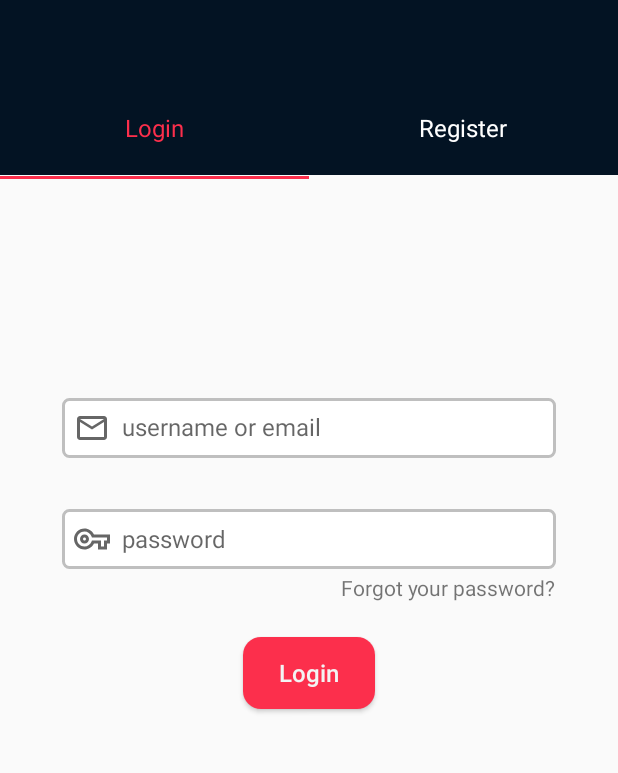
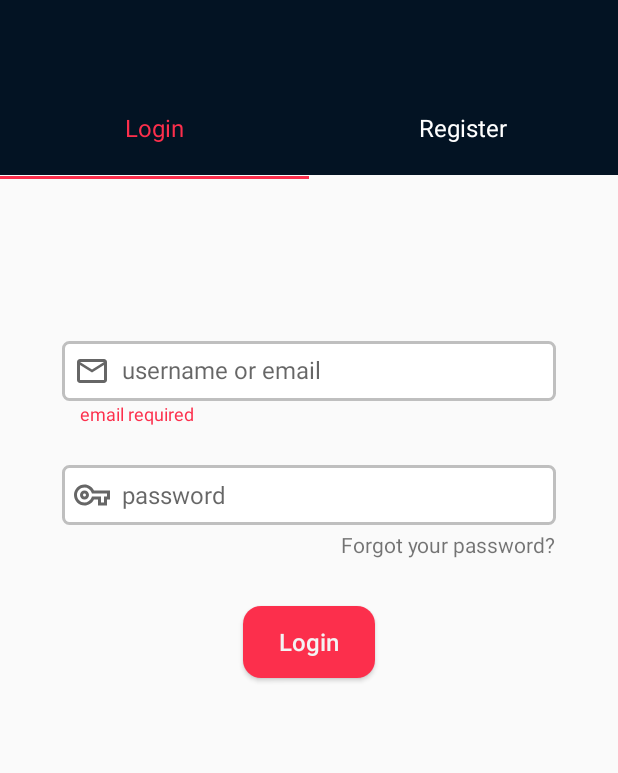
Before and after one commit to mrintro/Ecothon-Imposters, an Android app: the screen it shows after launch (AuthActivity), after a tap on "Login", on a phone screen of 412 x 824 dp, the part 134-907 px from its top. Run offline under Robolectric (Android 15) with nearby library versions, the phone set to English and light mode, and no system bars.

Commit message:
commit of the day

```diff
--- a/app/src/main/java/com/example/ecothon/ui/auth/LoginFragment.kt
+++ b/app/src/main/java/com/example/ecothon/ui/auth/LoginFragment.kt
@@ -7,6 +7,7 @@ import android.view.View
 import android.view.ViewGroup
 import android.view.ViewTreeObserver
 import androidx.lifecycle.Observer
+import com.example.ecothon.R
 import com.example.ecothon.Utility
 import com.example.ecothon.databinding.FragmentLoginBinding
 import com.example.ecothon.network.AuthApi
@@ -15,10 +16,8 @@ import com.example.ecothon.network.Resource
 import com.example.ecothon.repository.AuthRepository
 import com.example.ecothon.ui.base.BaseFragment
 
+//commenting for commit
 class LoginFragment : BaseFragment<AuthViewModel, FragmentLoginBinding, AuthRepository>() {
-
-
-
 
     override fun onActivityCreated(savedInstanceState: Bundle?) {
         super.onActivityCreated(savedInstanceState)
@@ -29,18 +28,36 @@ class LoginFragment : BaseFragment<AuthViewModel, FragmentLoginBinding, AuthRepo
                     Log.d("Login",it.value.toString())
                 }
                 is Resource.Failure -> {
-                    Log.d("Login", "Failure")
+                    it.errorBody?.let { it1 -> Log.d("Login", it1.string()) }
                 }
             }
         })
 
         binding.loginButton.setOnClickListener {
-            val email = binding.usernameOrEmailEditText.text.toString().trim()
+            resetVisibility()
+            val emailOrUsername = binding.usernameOrEmailEditText.text.toString().trim()
             val password = binding.passwordEditText.text.toString().trim()
-
-            viewModel.login(email, password)
+            when {
+                emailOrUsername=="" -> {
+                    Log.d("email",getString(R.string.email_required))
+                    binding.emailOrUsernameError.text =getString(R.string.email_required)
+                    binding.emailOrUsernameError.visibility = View.VISIBLE
+                }
+                password=="" -> {
+                    binding.passwordError.text = getString(R.string.password_required)
+                    binding.passwordError.visibility = View.VISIBLE
+                }
+                else -> {
+                    viewModel.login(emailOrUsername, password)
+                }
+            }
         }
 
+    }
+
+    private fun resetVisibility() {
+        binding.emailOrUsernameError.visibility=View.GONE
+        binding.passwordError.visibility=View.GONE
     }
 
     override fun getViewModel() = AuthViewModel::class.java
--- a/app/src/main/java/com/example/ecothon/ui/customUIPackage/CustomEditText.kt
+++ b/app/src/main/java/com/example/ecothon/ui/customUIPackage/CustomEditText.kt
@@ -28,7 +28,6 @@ class CustomEditText @JvmOverloads constructor(
     override fun onFocusChanged(focused: Boolean, direction: Int, previouslyFocusedRect: Rect?) {
         if(!focused) {
             isAnyTextViewFocused = false
-            Log.d("Focus Check", "false")
             android.os.Handler(Looper.getMainLooper()).postDelayed(
                 Runnable {
                     kotlin.run {
@@ -42,7 +41,6 @@ class CustomEditText @JvmOverloads constructor(
             )
         }
         if(focused){
-            Log.d("Focus Check", "true")
             isAnyTextViewFocused = true
         }
         super.onFocusChanged(focused, direction, previouslyFocusedRect)
--- a/app/src/main/res/layout/activity_auth.xml
+++ b/app/src/main/res/layout/activity_auth.xml
@@ -46,16 +46,16 @@
     </LinearLayout>
 
     <androidx.constraintlayout.widget.ConstraintLayout
-        android:clickable="true"
-        android:focusableInTouchMode="true"
         android:id="@+id/constraintLayout"
         android:layout_width="match_parent"
         android:layout_height="0dp"
-        app:layout_constraintHeight_percent=".83"
+        android:clickable="true"
+        android:focusableInTouchMode="true"
         app:layout_constraintBottom_toBottomOf="parent"
         app:layout_constraintEnd_toEndOf="parent"
+        app:layout_constraintHeight_percent=".83"
         app:layout_constraintStart_toStartOf="parent"
-        app:layout_constraintTop_toTopOf="parent"
+        app:layout_constraintTop_toBottomOf="@+id/view"
         app:layout_constraintVertical_bias="1">
 
         <com.google.android.material.tabs.TabLayout
@@ -77,13 +77,18 @@
         <androidx.viewpager2.widget.ViewPager2
             android:id="@+id/ViewPager"
             android:layout_width="match_parent"
-            android:layout_height="0dp"
-            app:layout_constraintHeight_percent="0.75"
-            app:layout_constraintHorizontal_bias="0.0"
-            app:layout_constraintBottom_toBottomOf="parent"
-            app:layout_constraintEnd_toEndOf="parent"
-            app:layout_constraintStart_toStartOf="parent"
-            app:layout_constraintTop_toBottomOf="@+id/tab_layout" />
+            android:layout_height="match_parent"
+            android:layout_marginTop="60dp"
+            app:layout_constraintTop_toBottomOf="@+id/tab_layout"
+            tools:layout_editor_absoluteX="0dp" />
+
+        <!--            android:layout_height="0dp"-->
+        <!--            app:layout_constraintBottom_toBottomOf="parent"-->
+        <!--            app:layout_constraintEnd_toEndOf="parent"-->
+        <!--            app:layout_constraintHeight_percent="0.75"-->
+        <!--            app:layout_constraintHorizontal_bias="0.0"-->
+        <!--            app:layout_constraintStart_toStartOf="parent"-->
+        <!--            app:layout_constraintTop_toBottomOf="@+id/tab_layout" />-->
 
     </androidx.constraintlayout.widget.ConstraintLayout>
 
--- a/app/src/main/res/layout/fragment_login.xml
+++ b/app/src/main/res/layout/fragment_login.xml
@@ -42,6 +42,20 @@
 
     </LinearLayout>
 
+    <TextView
+        android:id="@+id/email_or_username_error"
+        android:visibility="gone"
+        style="@style/ErrorText"
+        android:layout_width="0dp"
+        android:layout_height="wrap_content"
+        app:layout_constraintEnd_toEndOf="parent"
+        app:layout_constraintStart_toStartOf="parent"
+        app:layout_constraintTop_toBottomOf="@+id/linearLayoutUsername"
+        app:layout_constraintWidth_percent="0.8"
+        android:paddingStart="12dp"
+        android:text="@string/username_or_email_required"
+        tools:ignore="RtlSymmetry" />
+
     <LinearLayout
         android:paddingVertical="8dp"
         android:id="@+id/linearLayoutPassword"
@@ -75,6 +89,20 @@
     </LinearLayout>
 
     <TextView
+        android:visibility="gone"
+        android:id="@+id/passwordError"
+        style="@style/ErrorText"
+        android:layout_width="0dp"
+        android:layout_height="wrap_content"
+        android:paddingStart="12dp"
+        android:text="@string/username_or_email_required"
+        app:layout_constraintEnd_toEndOf="parent"
+        app:layout_constraintStart_toStartOf="parent"
+        app:layout_constraintTop_toBottomOf="@+id/linearLayoutPassword"
+        app:layout_constraintWidth_percent="0.8"
+        tools:ignore="RtlSymmetry" />
+
+    <TextView
         android:id="@+id/textView4"
         android:layout_width="wrap_content"
         android:layout_height="wrap_content"
@@ -83,7 +111,7 @@
         app:layout_constraintEnd_toEndOf="@+id/linearLayoutPassword"
         app:layout_constraintHorizontal_bias="1"
         app:layout_constraintStart_toStartOf="parent"
-        app:layout_constraintTop_toBottomOf="@+id/linearLayoutPassword"
+        app:layout_constraintTop_toBottomOf="@+id/passwordError"
         app:layout_constraintVertical_bias=".01" />
 
     <Button
--- a/app/src/main/res/values/strings.xml
+++ b/app/src/main/res/values/strings.xml
@@ -5,11 +5,19 @@
     <string name="hello_blank_fragment">Hello blank fragment</string>
     <string name="don_t_have_an_account_register_now">Don\'t have an account? <b>Register Now</b></string>
     <string name="username_or_email">username or email</string>
+    <string name="invalid_username_or_email">invalid username or email</string>
+    <string name="username_or_email_required">username or email required</string>
     <string name="username">username</string>
+    <string name="invalid_username">Unavailable username</string>
+    <string name="invalid_email">Unavailable email</string>
+    <string name="username_required">username required</string>
     <string name="email">email</string>
+    <string name="email_required">email required</string>
     <string name="email_hint">john@mail.com</string>
     <string name="password">password</string>
+    <string name="password_required">password required</string>
     <string name="confirm_password">confirm password</string>
+    <string name="password_mismatch">password mismatch</string>
     <string name="name">name</string>
     <string name="login">Login</string>
     <string name="register">Register</string>
--- a/app/src/main/res/values/themes.xml
+++ b/app/src/main/res/values/themes.xml
@@ -58,6 +58,11 @@
         <item name="android:textAllCaps">false</item>
     </style>
 
+    <style name="ErrorText">
+        <item name="android:textSize">12sp</item>
+        <item name="android:textColor">@color/colorAccent</item>
+    </style>
+
 
 
 </resources>
```
Also changed, not shown: app/src/main/res/layout/fragment_register.xml (+7 -7 lines).
